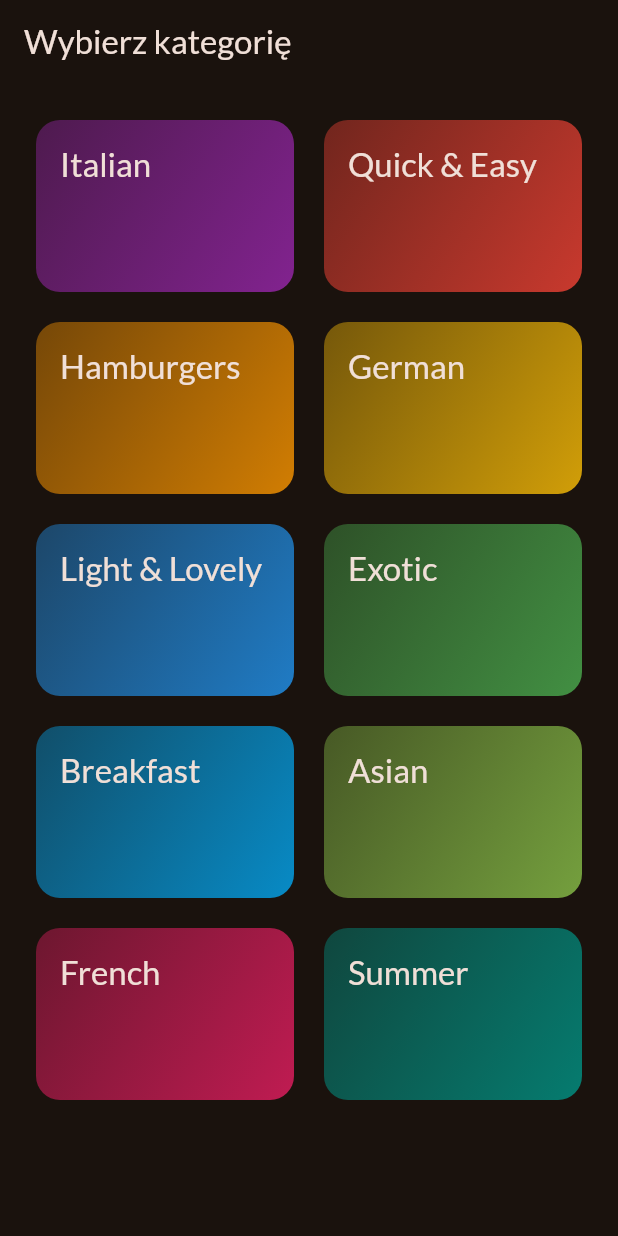
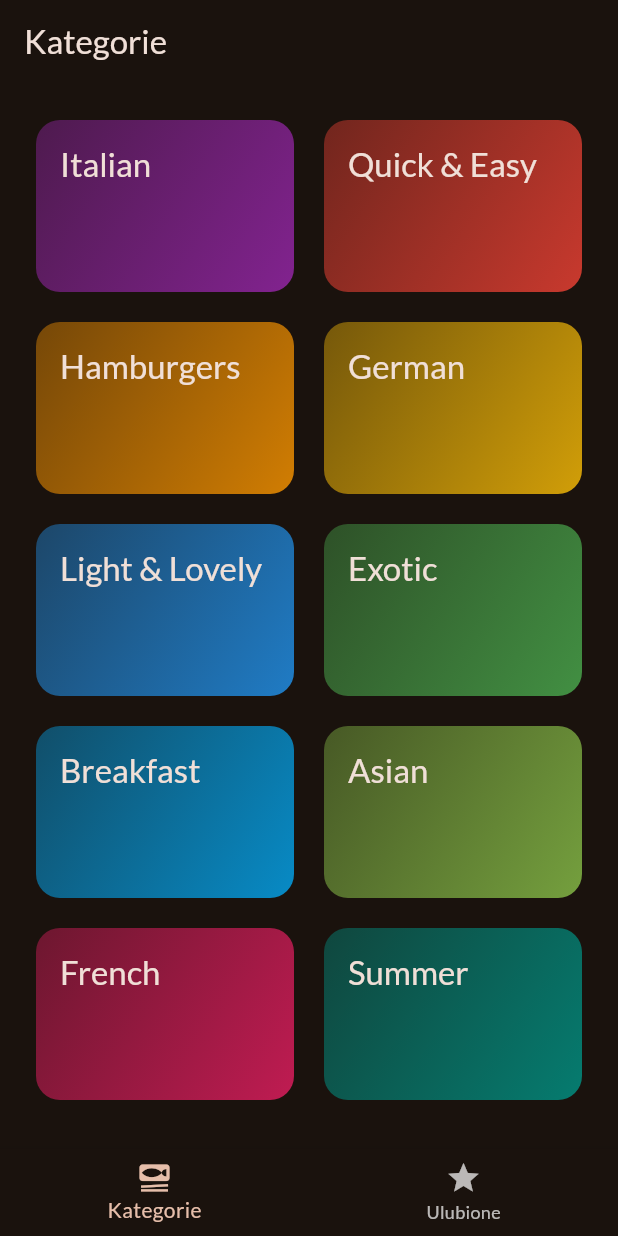
Before and after one commit to sake12/flutter_projects, a Flutter app: the screen it shows after launch, on a phone screen of 412 x 824 dp. Run offline on Flutter 3.47's test engine with Material 2 defaults, Android fonts, the phone set to English and light mode, and no system bars; our stand-ins replace google_fonts, transparent_image.

Commit message:
teraz będzie 'proste' zarządzanie stanem

```diff
--- a/course_08_meals/lib/main.dart
+++ b/course_08_meals/lib/main.dart
@@ -1,4 +1,4 @@
-import 'package:course_08_meals/screens/categories_screen.dart';
+import 'package:course_08_meals/screens/tabs_screen.dart';
 import 'package:flutter/material.dart';
 import 'package:google_fonts/google_fonts.dart';
 
@@ -23,7 +23,8 @@ class App extends StatelessWidget {
     return MaterialApp(
       theme: theme,
       // home: MealsScreen(title: 'xx', meals: dummyMeals),
-      home: const CategoriesScreen(),
+      // home: const CategoriesScreen(),
+      home: const TabsScreen(),
     );
   }
 }
--- a/course_08_meals/lib/screens/categories_screen.dart
+++ b/course_08_meals/lib/screens/categories_screen.dart
@@ -25,11 +25,7 @@ class CategoriesScreen extends StatelessWidget {
 
   @override
   Widget build(BuildContext context) {
-    return Scaffold(
-      appBar: AppBar(
-        title: const Text('Wybierz kategorię'),
-      ),
-      body: GridView(
+    return GridView(
       padding: const EdgeInsets.all(24),
       gridDelegate: const SliverGridDelegateWithFixedCrossAxisCount(
         crossAxisCount: 2,
@@ -47,7 +43,6 @@ class CategoriesScreen extends StatelessWidget {
             onSelectCategory: () => _selectCategory(context, item),
           )
       ],
-      ),
     );
   }
 }
--- /dev/null
+++ b/course_08_meals/lib/screens/tabs_screen.dart
@@ -0,0 +1,52 @@
+import 'package:course_08_meals/screens/categories_screen.dart';
+import 'package:course_08_meals/screens/meals_screen.dart';
+import 'package:flutter/material.dart';
+
+class TabsScreen extends StatefulWidget {
+  const TabsScreen({super.key});
+
+  @override
+  State<TabsScreen> createState() => _TabsScreenState();
+}
+
+class _TabsScreenState extends State<TabsScreen> {
+  int _selectedPageIndex = 0;
+  var pageTitle = 'Kategorie';
+
+  void _selectPage(int index) {
+    setState(() {
+      _selectedPageIndex = index;
+      pageTitle = 'Ulubione';
+    });
+  }
+
+  @override
+  Widget build(BuildContext context) {
+    Widget activePage = const CategoriesScreen();
+
+    if (_selectedPageIndex == 1) {
+      activePage = MealsScreen(meals: []);
+    }
+
+    return Scaffold(
+      appBar: AppBar(
+        title: Text(pageTitle),
+      ),
+      body: activePage,
+      bottomNavigationBar: BottomNavigationBar(
+        onTap: _selectPage,
+        currentIndex: _selectedPageIndex,
+        items: const [
+          BottomNavigationBarItem(
+            icon: Icon(Icons.set_meal),
+            label: 'Kategorie',
+          ),
+          BottomNavigationBarItem(
+            icon: Icon(Icons.star),
+            label: 'Ulubione',
+          ),
+        ],
+      ),
+    );
+  }
+}
--- a/course_08_meals/pubspec.yaml
+++ b/course_08_meals/pubspec.yaml
@@ -36,6 +36,7 @@ dependencies:
   # Use with the CupertinoIcons class for iOS style icons.
   cupertino_icons: ^1.0.2
   google_fonts: ^5.1.0
+  transparent_image: ^2.0.1
 
 dev_dependencies:
   flutter_test:
```
Also changed, not shown: course_08_meals/lib/screens/favorites_screen.dart (added, +10 -0 lines), course_08_meals/lib/screens/meal_details_screen.dart (added, +72 -0 lines), course_08_meals/lib/screens/meals_screen.dart (+31 -11 lines), course_08_meals/lib/widgets/meal_item.dart (+79 -2 lines), course_08_meals/lib/widgets/meal_item_traid.dart (added, +26 -0 lines), course_08_meals/pubspec.lock. Lines whose indentation alone changed are shown as unchanged.
